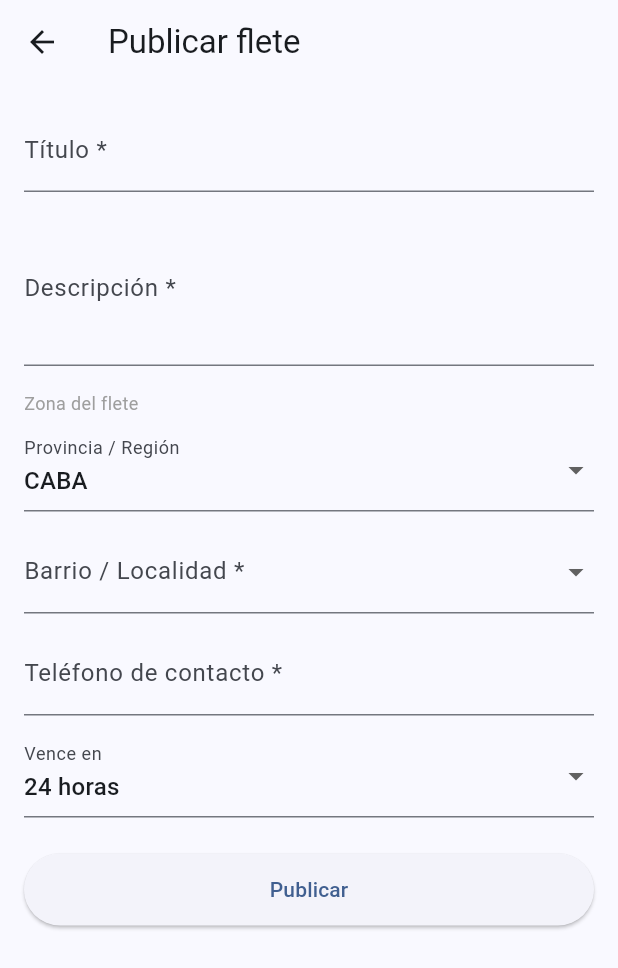
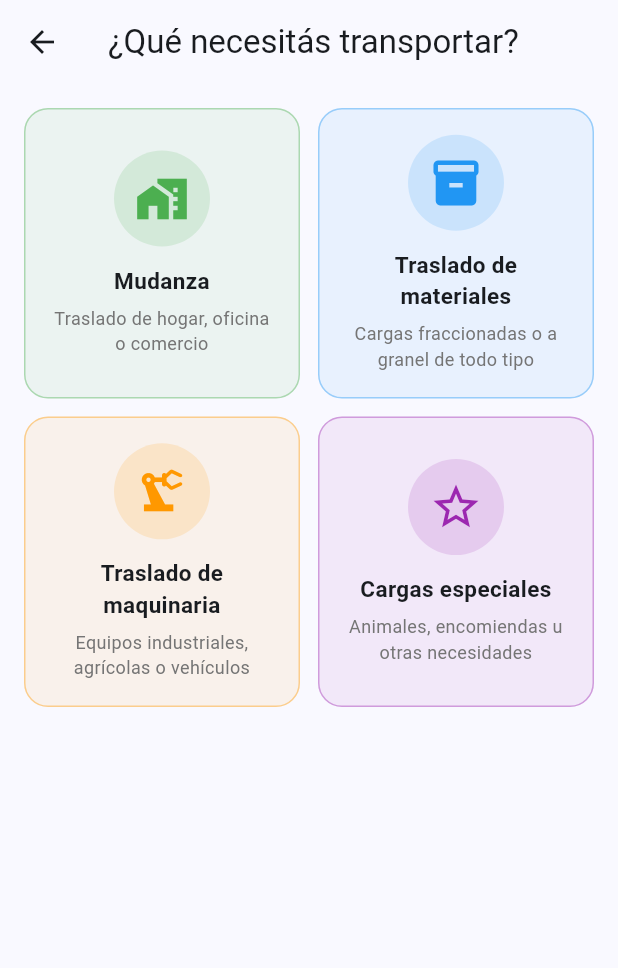
Before and after one commit to EmilianoLeco/EmilianoLeco, a Flutter app: the MapScreen screen opened directly, after a tap on "Publicar flete", on a phone screen of 412 x 824 dp. Shown: the top 968 px of the screen. Run offline on Flutter 3.47's test engine with Material 3 defaults, Android fonts, the phone set to English and light mode, and no system bars; our stand-ins replace cloud_firestore, connectivity_plus, firebase_core, flutter_riverpod, geolocator, google_maps_flutter and 2 more; missing offline and left inert: geoflutterfire_plus; accounts and stored records are empty.

Commit message:
feat: freight category/subtype selection flow
- 4 categorias principales: Mudanza, Materiales, Maquinaria, Especiales
- Subcategorias con notas de advertencia (cadena de frio, habilitaciones, etc.)
- Flujo: mapa -> seleccion categoria -> seleccion subtipo -> formulario
- Badge de categoria visible en el formulario y en el bottom sheet del mapa
- Freight model: nuevos campos category y subcategory (con fallback en fromFirestore)
- Tests actualizados para reflejar los nuevos campos requeridos

```diff
--- /dev/null
+++ b/lib/core/constants/freight_categories.dart
@@ -0,0 +1,137 @@
+import 'package:flutter/material.dart';
+
+class FreightSubtype {
+  const FreightSubtype({
+    required this.id,
+    required this.label,
+    this.note,
+  });
+
+  final String id;
+  final String label;
+  // Nota visible en el formulario para recordar al usuario algo importante
+  final String? note;
+}
+
+class FreightType {
+  const FreightType({
+    required this.id,
+    required this.label,
+    required this.description,
+    required this.icon,
+    required this.color,
+    required this.subtypes,
+  });
+
+  final String id;
+  final String label;
+  final String description;
+  final IconData icon;
+  final Color color;
+  final List<FreightSubtype> subtypes;
+}
+
+const List<FreightType> freightTypes = [
+  FreightType(
+    id: 'mudanza',
+    label: 'Mudanza',
+    description: 'Traslado de hogar, oficina o comercio',
+    icon: Icons.home_work,
+    color: Color(0xFF4CAF50),
+    subtypes: [
+      FreightSubtype(id: 'casa', label: 'Casa o departamento'),
+      FreightSubtype(id: 'oficina', label: 'Oficina o comercio'),
+      FreightSubtype(
+        id: 'deposito',
+        label: 'Depósito o galpón',
+        note: 'Indicá si hay montacargas disponible en destino.',
+      ),
+    ],
+  ),
+  FreightType(
+    id: 'materiales',
+    label: 'Traslado de materiales',
+    description: 'Cargas fraccionadas o a granel de todo tipo',
+    icon: Icons.inventory_2,
+    color: Color(0xFF2196F3),
+    subtypes: [
+      FreightSubtype(id: 'alimentos', label: 'Alimentos y bebidas',
+          note: 'Indicá si requiere cadena de frío.'),
+      FreightSubtype(id: 'bodega', label: 'Productos de bodega / Vinos',
+          note: 'Indicá si requiere embalaje especial o temperatura controlada.'),
+      FreightSubtype(id: 'antiguedades', label: 'Antigüedades y arte',
+          note: 'Requiere embalaje especializado y manejo delicado.'),
+      FreightSubtype(id: 'construccion', label: 'Materiales de construcción',
+          note: 'Indicá peso aproximado y si se necesita grúa o hidrogrúa.'),
+      FreightSubtype(id: 'electrodomesticos', label: 'Electrodomésticos'),
+      FreightSubtype(id: 'muebles', label: 'Muebles y decoración'),
+      FreightSubtype(id: 'textil', label: 'Indumentaria y textil'),
+      FreightSubtype(
+        id: 'quimicos',
+        label: 'Productos químicos',
+        note: 'Carga peligrosa — el fletero debe contar con habilitación RUTA.',
+      ),
+      FreightSubtype(id: 'farmaceutico', label: 'Productos farmacéuticos',
+          note: 'Verificá si requiere cadena de frío o documentación especial.'),
+      FreightSubtype(id: 'mercaderia_general', label: 'Mercadería general'),
+    ],
+  ),
+  FreightType(
+    id: 'maquinaria',
+    label: 'Traslado de maquinaria',
+    description: 'Equipos industriales, agrícolas o vehículos',
+    icon: Icons.precision_manufacturing,
+    color: Color(0xFFFF9800),
+    subtypes: [
+      FreightSubtype(
+        id: 'agricola',
+        label: 'Maquinaria agrícola',
+        note: 'Indicá dimensiones y si puede circular de noche o requiere escolta.',
+      ),
+      FreightSubtype(
+        id: 'industrial',
+        label: 'Maquinaria industrial',
+        note: 'Indicá peso y si necesitá cama baja o camión jaula.',
+      ),
+      FreightSubtype(id: 'herramientas', label: 'Herramientas y equipos'),
+      FreightSubtype(
+        id: 'vehiculos',
+        label: 'Vehículos y automotores',
+        note: 'Indicá si el vehículo está en marcha o no.',
+      ),
+    ],
+  ),
+  FreightType(
+    id: 'especiales',
+    label: 'Cargas especiales',
+    description: 'Animales, encomiendas u otras necesidades',
+    icon: Icons.star_outline,
+    color: Color(0xFF9C27B0),
+    subtypes: [
+      FreightSubtype(
+        id: 'carga_viva',
+        label: 'Carga viva (animales)',
+        note: 'El transporte de animales requiere habilitación SENASA.',
+      ),
+      FreightSubtype(id: 'encomiendas', label: 'Encomiendas y paquetería'),
+      FreightSubtype(id: 'residuos', label: 'Residuos controlados',
+          note: 'Requiere manifiesto de transporte y habilitación municipal.'),
+      FreightSubtype(id: 'otro', label: 'Otro (especificar en descripción)'),
+    ],
+  ),
+];
+
+FreightType? freightTypeById(String id) {
+  try {
+    return freightTypes.firstWhere((t) => t.id == id);
+  } catch (_) {
+    return null;
+  }
+}
+
+FreightSubtype? freightSubtypeById(String typeId, String subtypeId) {
+  return freightTypeById(typeId)
+      ?.subtypes
+      .where((s) => s.id == subtypeId)
+      .firstOrNull;
+}
--- /dev/null
+++ b/lib/features/freight/category_selection_screen.dart
@@ -0,0 +1,178 @@
+import 'package:flutter/material.dart';
+import '../../core/constants/freight_categories.dart';
+import 'publish_freight_screen.dart';
+
+class CategorySelectionScreen extends StatelessWidget {
+  const CategorySelectionScreen({super.key});
+
+  @override
+  Widget build(BuildContext context) {
+    return Scaffold(
+      appBar: AppBar(title: const Text('¿Qué necesitás transportar?')),
+      body: GridView.builder(
+        padding: const EdgeInsets.all(16),
+        gridDelegate: const SliverGridDelegateWithFixedCrossAxisCount(
+          crossAxisCount: 2,
+          crossAxisSpacing: 12,
+          mainAxisSpacing: 12,
+          childAspectRatio: 0.95,
+        ),
+        itemCount: freightTypes.length,
+        itemBuilder: (context, i) => _CategoryCard(type: freightTypes[i]),
+      ),
+    );
+  }
+}
+
+class _CategoryCard extends StatelessWidget {
+  const _CategoryCard({required this.type});
+  final FreightType type;
+
+  @override
+  Widget build(BuildContext context) {
+    return InkWell(
+      borderRadius: BorderRadius.circular(16),
+      onTap: () => Navigator.push(
+        context,
+        MaterialPageRoute(
+          builder: (_) => SubtypeSelectionScreen(type: type),
+        ),
+      ),
+      child: Container(
+        decoration: BoxDecoration(
+          color: type.color.withValues(alpha: 0.08),
+          border: Border.all(color: type.color.withValues(alpha: 0.4)),
+          borderRadius: BorderRadius.circular(16),
+        ),
+        padding: const EdgeInsets.all(16),
+        child: Column(
+          mainAxisAlignment: MainAxisAlignment.center,
+          children: [
+            Container(
+              padding: const EdgeInsets.all(14),
+              decoration: BoxDecoration(
+                color: type.color.withValues(alpha: 0.15),
+                shape: BoxShape.circle,
+              ),
+              child: Icon(type.icon, size: 36, color: type.color),
+            ),
+            const SizedBox(height: 12),
+            Text(
+              type.label,
+              style: const TextStyle(fontWeight: FontWeight.bold, fontSize: 15),
+              textAlign: TextAlign.center,
+            ),
+            const SizedBox(height: 6),
+            Text(
+              type.description,
+              style: TextStyle(fontSize: 12, color: Colors.grey[600]),
+              textAlign: TextAlign.center,
+              maxLines: 2,
+              overflow: TextOverflow.ellipsis,
+            ),
+          ],
+        ),
+      ),
+    );
+  }
+}
+
+class SubtypeSelectionScreen extends StatelessWidget {
+  const SubtypeSelectionScreen({super.key, required this.type});
+  final FreightType type;
+
+  @override
+  Widget build(BuildContext context) {
+    return Scaffold(
+      appBar: AppBar(
+        title: Text(type.label),
+        leading: const BackButton(),
+      ),
+      body: Column(
+        crossAxisAlignment: CrossAxisAlignment.start,
+        children: [
+          // Header de categoría
+          Container(
+            width: double.infinity,
+            padding: const EdgeInsets.symmetric(horizontal: 20, vertical: 16),
+            color: type.color.withValues(alpha: 0.08),
+            child: Row(
+              children: [
+                Container(
+                  padding: const EdgeInsets.all(10),
+                  decoration: BoxDecoration(
+                    color: type.color.withValues(alpha: 0.15),
+                    shape: BoxShape.circle,
+                  ),
+                  child: Icon(type.icon, color: type.color, size: 24),
+                ),
+                const SizedBox(width: 12),
+                Expanded(
+                  child: Text(
+                    '¿Qué tipo de ${type.label.toLowerCase()}?',
+                    style: const TextStyle(
+                      fontSize: 15,
+                      fontWeight: FontWeight.w600,
+                    ),
+                  ),
+                ),
+              ],
+            ),
+          ),
+          // Lista de subtipos
+          Expanded(
+            child: ListView.separated(
+              padding: const EdgeInsets.symmetric(vertical: 8),
+              itemCount: type.subtypes.length,
+              separatorBuilder: (_, __) => const Divider(height: 1, indent: 20),
+              itemBuilder: (context, i) {
+                final sub = type.subtypes[i];
+                return ListTile(
+                  contentPadding:
+                      const EdgeInsets.symmetric(horizontal: 20, vertical: 6),
+                  title: Text(sub.label,
+                      style: const TextStyle(fontWeight: FontWeight.w500)),
+                  subtitle: sub.note != null
+                      ? Padding(
+                          padding: const EdgeInsets.only(top: 4),
+                          child: Row(
+                            crossAxisAlignment: CrossAxisAlignment.start,
+                            children: [
+                              Icon(Icons.info_outline,
+                                  size: 14, color: Colors.amber[700]),
+                              const SizedBox(width: 4),
+                              Expanded(
+                                child: Text(
+                                  sub.note!,
+                                  style: TextStyle(
+                                      fontSize: 12, color: Colors.grey[600]),
+                                ),
+                              ),
+                            ],
+                          ),
+                        )
+                      : null,
+                  trailing: Icon(Icons.chevron_right,
+                      color: type.color),
+                  onTap: () => Navigator.push(
+                    context,
+                    MaterialPageRoute(
+                      builder: (_) => PublishFreightScreen(
+                        category: type.id,
+                        subcategory: sub.id,
+                        categoryLabel: type.label,
+                        subtypeLabel: sub.label,
+                        categoryColor: type.color,
+                        categoryIcon: type.icon,
+                      ),
+                    ),
+                  ),
+                );
+              },
+            ),
+          ),
+        ],
+      ),
+    );
+  }
+}
--- a/lib/features/freight/publish_freight_controller.dart
+++ b/lib/features/freight/publish_freight_controller.dart
@@ -16,6 +16,8 @@ class PublishNotifier extends Notifier<PublishState> {
     required String title,
     required String description,
     required String zone,
+    required String category,
+    required String subcategory,
     required String contactPhone,
     required int expiresInHours,
   }) async {
@@ -31,6 +33,8 @@ class PublishNotifier extends Notifier<PublishState> {
         geoPoint: geoPoint.geopoint,
         geohash: geoPoint.geohash,
         zone: zone,
+        category: category,
+        subcategory: subcategory,
         status: 'available',
         contactPhone: contactPhone,
         createdAt: now,
--- a/lib/features/map/map_screen.dart
+++ b/lib/features/map/map_screen.dart
@@ -4,7 +4,7 @@ import 'package:google_maps_flutter/google_maps_flutter.dart';
 import '../../core/constants/app_colors.dart';
 import '../../core/models/freight.dart';
 import '../../core/providers/connectivity_provider.dart';
-import '../freight/publish_freight_screen.dart';
+import '../freight/category_selection_screen.dart';
 import '../location/location_service.dart';
 import 'map_controller.dart';
 import 'widgets/freight_bottom_sheet.dart';
@@ -186,7 +186,7 @@ class _MapScreenState extends ConsumerState<MapScreen> {
         onPressed: () => Navigator.push(
           context,
           MaterialPageRoute(
-            builder: (_) => const PublishFreightScreen(),
+            builder: (_) => const CategorySelectionScreen(),
           ),
         ),
         icon: const Icon(Icons.add),
```
Also changed, not shown: lib/core/models/freight.dart (+11 -1 lines), lib/features/freight/publish_freight_screen.dart (+77 -16 lines), lib/features/map/widgets/freight_bottom_sheet.dart (+33 -0 lines), 1 other file.
